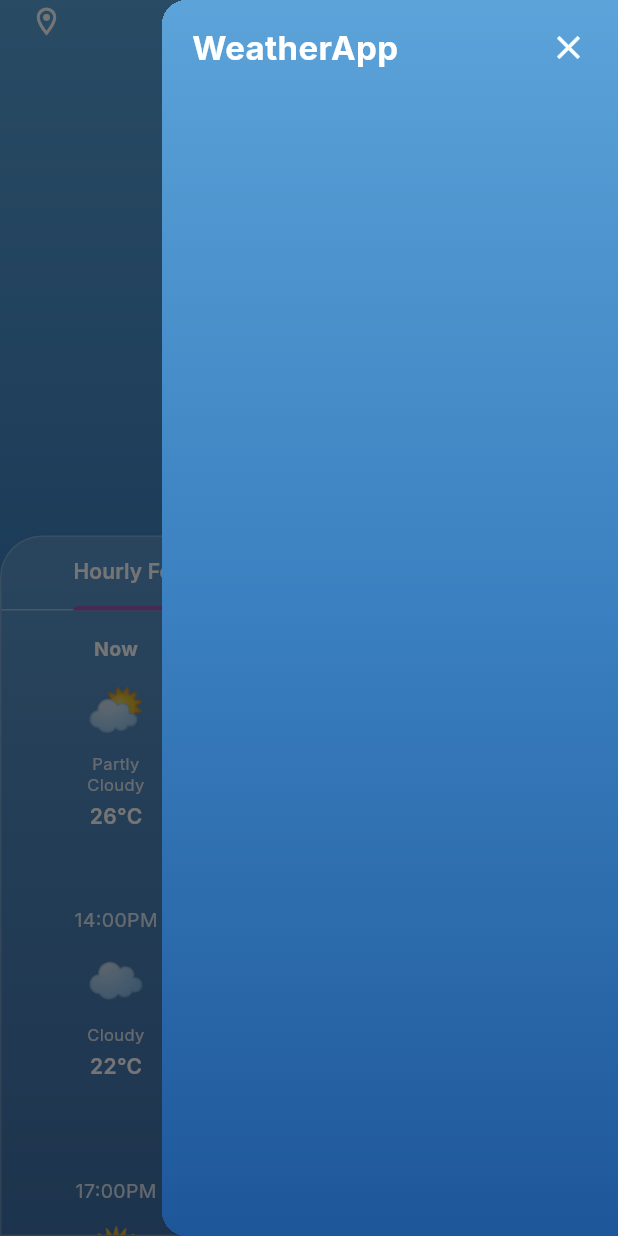
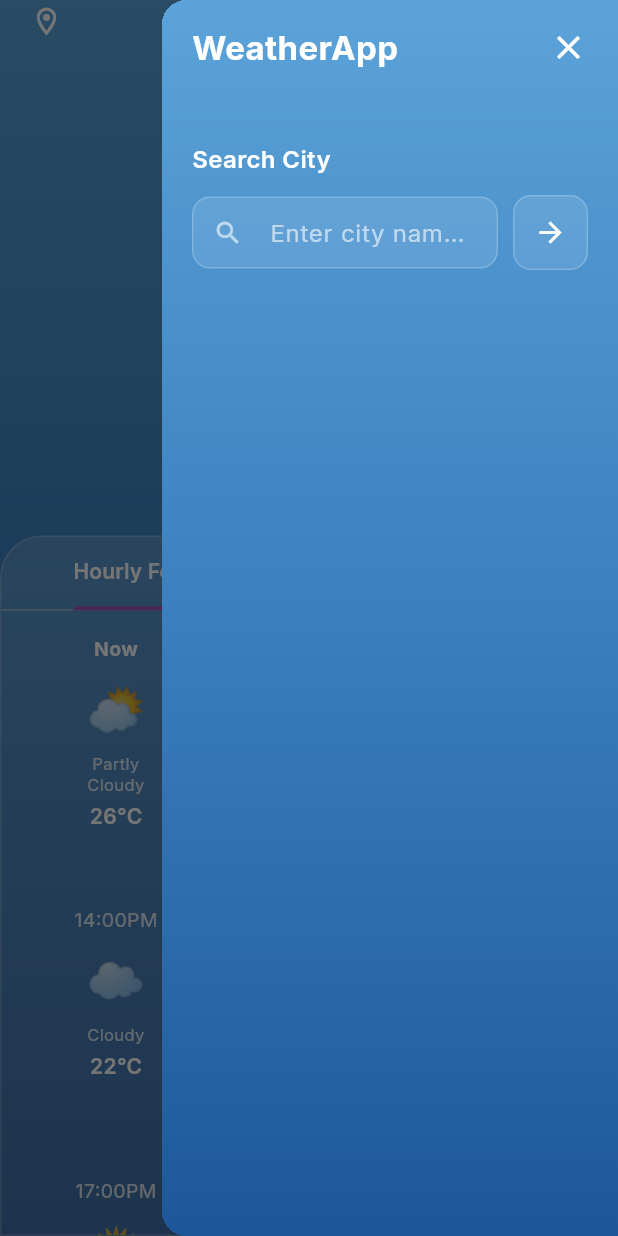
Before and after one commit to ertibeqiri1/WeatherApp, a Flutter app: the screen it shows after launch, with the side drawer open, on a phone screen of 412 x 824 dp. Run offline on Flutter 3.47's test engine with Material 3 defaults, Android fonts, the phone set to English and light mode, and no system bars; our stand-ins replace flutter_dotenv, google_fonts, shared_preferences.

Commit message:
add city search UI to weather drawer

```diff
--- a/lib/views/widgets/weather_drawer.dart
+++ b/lib/views/widgets/weather_drawer.dart
@@ -1,9 +1,30 @@
 import 'package:flutter/material.dart';
+import 'package:provider/provider.dart';
 
 import '../../core/app_colors.dart';
+import '../../viewmodels/weather_viewmodel.dart';
 
-class WeatherDrawer extends StatelessWidget {
+class WeatherDrawer extends StatefulWidget {
   const WeatherDrawer({super.key});
+
+  @override
+  State<WeatherDrawer> createState() => _WeatherDrawerState();
+}
+
+class _WeatherDrawerState extends State<WeatherDrawer> {
+  final TextEditingController _searchController = TextEditingController();
+
+  @override
+  void dispose() {
+    _searchController.dispose();
+    super.dispose();
+  }
+
+  void _onSearch(BuildContext context) {
+    context.read<WeatherViewModel>().searchCity(_searchController.text);
+    _searchController.clear();
+    Navigator.of(context).pop();
+  }
 
   @override
   Widget build(BuildContext context) {
@@ -19,8 +40,11 @@ class WeatherDrawer extends StatelessWidget {
         ),
         child: SafeArea(
           child: Column(
+            crossAxisAlignment: CrossAxisAlignment.start,
             children: [
               _buildHeader(context),
+              const SizedBox(height: 32),
+              _buildSearchSection(context),
             ],
           ),
         ),
@@ -54,4 +78,80 @@ class WeatherDrawer extends StatelessWidget {
       ),
     );
   }
+
+  Widget _buildSearchSection(BuildContext context) {
+    return Padding(
+      padding: const EdgeInsets.symmetric(horizontal: 20),
+      child: Column(
+        crossAxisAlignment: CrossAxisAlignment.start,
+        children: [
+          const Text(
+            'Search City',
+            style: TextStyle(
+              fontSize: 16,
+              fontWeight: FontWeight.w600,
+              color: AppColors.textPrimary,
+            ),
+          ),
+          const SizedBox(height: 12),
+          Row(
+            children: [
+              Expanded(
+                child: TextField(
+                  controller: _searchController,
+                  style: const TextStyle(color: AppColors.textPrimary),
+                  textInputAction: TextInputAction.search,
+                  onSubmitted: (_) => _onSearch(context),
+                  decoration: InputDecoration(
+                    hintText: 'Enter city name...',
+                    hintStyle: const TextStyle(color: AppColors.textMuted),
+                    filled: true,
+                    fillColor: AppColors.inputBackground,
+                    prefixIcon: const Icon(
+                      Icons.search,
+                      color: AppColors.textMuted,
+                      size: 20,
+                    ),
+                    contentPadding: const EdgeInsets.symmetric(
+                      horizontal: 16,
+                      vertical: 12,
+                    ),
+                    border: OutlineInputBorder(
+                      borderRadius: BorderRadius.circular(12),
+                      borderSide: const BorderSide(color: AppColors.inputBorder),
+                    ),
+                    enabledBorder: OutlineInputBorder(
+                      borderRadius: BorderRadius.circular(12),
+                      borderSide: const BorderSide(color: AppColors.inputBorder),
+                    ),
+                    focusedBorder: OutlineInputBorder(
+                      borderRadius: BorderRadius.circular(12),
+                      borderSide: const BorderSide(color: AppColors.textSecondary),
+                    ),
+                  ),
+                ),
+              ),
+              const SizedBox(width: 10),
+              GestureDetector(
+                onTap: () => _onSearch(context),
+                child: Container(
+                  padding: const EdgeInsets.all(13),
+                  decoration: BoxDecoration(
+                    color: AppColors.inputBackground,
+                    borderRadius: BorderRadius.circular(12),
+                    border: Border.all(color: AppColors.inputBorder),
+                  ),
+                  child: const Icon(
+                    Icons.arrow_forward,
+                    color: AppColors.textPrimary,
+                    size: 22,
+                  ),
+                ),
+              ),
+            ],
+          ),
+        ],
+      ),
+    );
+  }
 }
```
